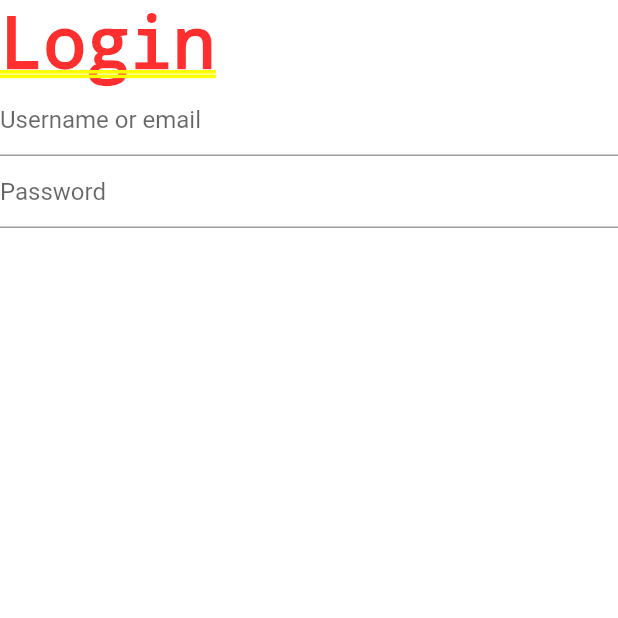
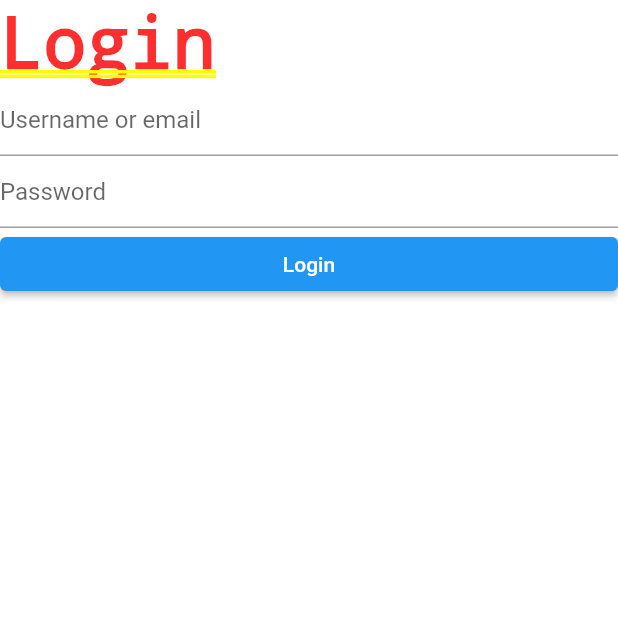
Before and after one commit to tinashemahwenda/app-dev, a Flutter app: the screen it shows after launch, on a phone screen of 412 x 824 dp, the top half of it. Run offline on Flutter 3.47's test engine with Material 2 defaults, Android fonts, the phone set to English and light mode, and no system bars; missing offline and left inert: dart:html.

Commit message:
Added login button

```diff
--- a/scar_app/lib/main.dart
+++ b/scar_app/lib/main.dart
@@ -24,15 +24,16 @@
     return Container(
         child: Center(
       child: ListView(
-        children: const [
-          Text('Login'),
-          TextField(
+        children: [
+          const Text('Login'),
+          const TextField(
             decoration: InputDecoration(hintText: 'Username or email'),
           ),
-          TextField(
+          const TextField(
             decoration: InputDecoration(hintText: 'Password'),
             obscureText: true,
           ),
+          ElevatedButton(onPressed: () {}, child: const Text('Login'))
         ],
       ),
     ));
```
